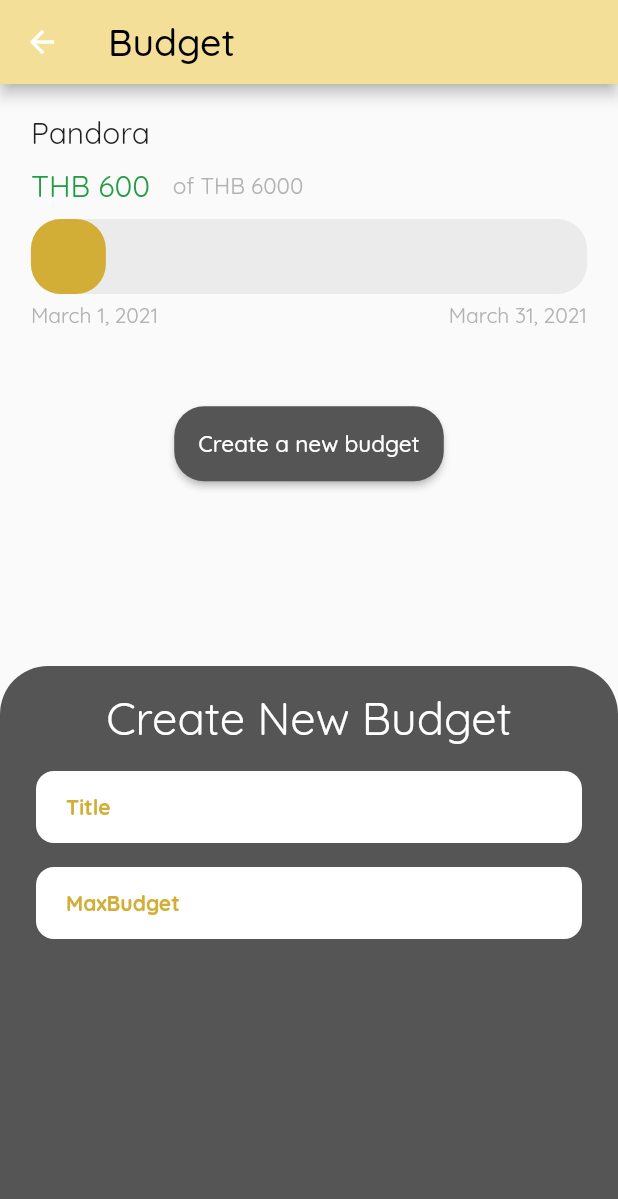
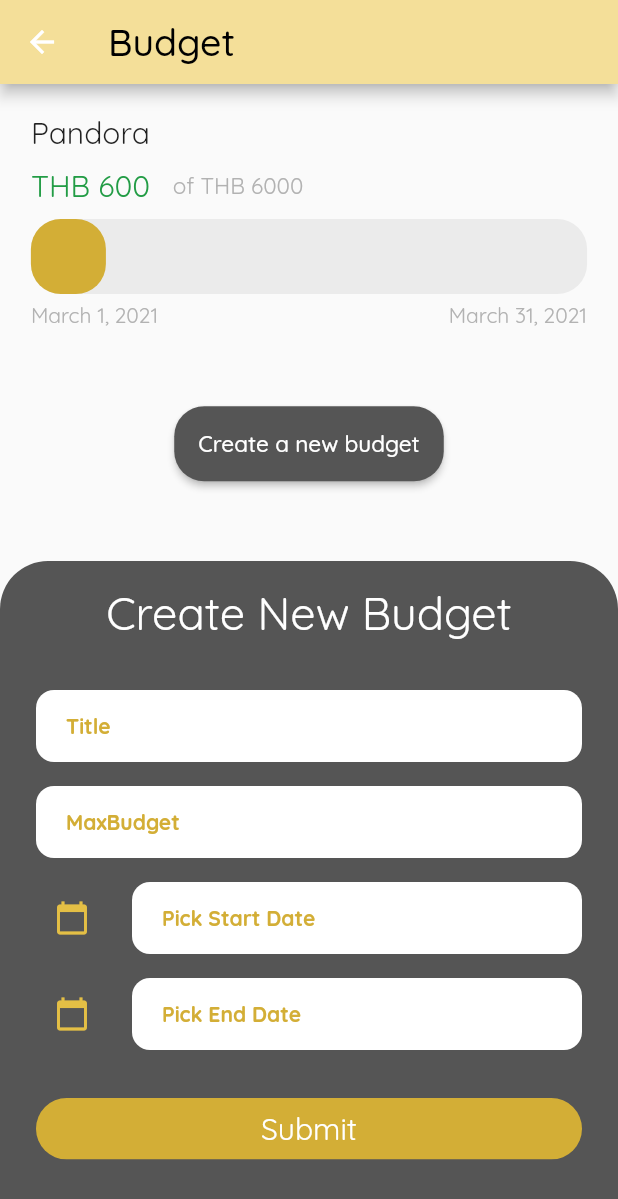
Before and after one commit to GGolfz/Setthi, a Flutter app: the BudgetScreen screen opened directly, after a tap on "Create a new budget", on a phone screen of 412 x 824 dp. Shown: the top 1199 px of the screen. Run offline on Flutter 3.47's test engine with Material 2 defaults, Android fonts, the phone set to English and light mode, and no system bars; our stand-ins replace google_fonts.

Commit message:
[Update] DatePicker

```diff
--- a/lib/screens/budgetScreen.dart
+++ b/lib/screens/budgetScreen.dart
@@ -4,17 +4,19 @@ import 'package:google_fonts/google_fonts.dart';
 import '../config/constants.dart';
 import 'package:setthi/widgets/budget/budgetForm.dart';
 import '../widgets/budget/BudgetItem.dart';
+import '../widgets/budget/models/Budget.dart';
 
 class BudgetScreen extends StatefulWidget {
   static final routeName = '/budget';
 
+
   @override
   _BudgetScreenState createState() => _BudgetScreenState();
 }
-
+final List<Budget> _budget = [];
 Widget _bottomModalContainer(Widget widget) {
- return Container(
-    height: 380,
+  return Container(
+    height: 450,
     width: double.infinity,
     padding: EdgeInsets.symmetric(horizontal: kSizeS * 1.5, vertical: kSizeS),
     decoration: BoxDecoration(
@@ -28,6 +30,13 @@ Widget _bottomModalContainer(Widget widget) {
   );
 }
 
+void _addNewBudget(String title, int maxBudget) {
+  final newBudget = Budget(
+    title: title,
+    maxBudget: maxBudget,
+  );
+}
+
 void _settingModalBottomSheet(context) {
   showModalBottomSheet(
       context: context,
@@ -38,7 +47,7 @@ void _settingModalBottomSheet(context) {
         return Wrap(
           children: [
             _bottomModalContainer(
-              BudgetForm(),
+              BudgetForm(addBudget: _addNewBudget),
             ),
           ],
         );
--- /dev/null
+++ b/lib/widgets/budget/BudgetDatePicker.dart
@@ -0,0 +1,48 @@
+import 'package:flutter/material.dart';
+import 'package:setthi/config/color.dart';
+import 'package:setthi/config/constants.dart';
+import 'package:setthi/config/style.dart';
+
+class BudgetDatePicker extends StatefulWidget {
+  final String title;
+  BudgetDatePicker({@required this.title});
+  @override
+  _BudgetDatePickerState createState() => _BudgetDatePickerState();
+}
+
+class _BudgetDatePickerState extends State<BudgetDatePicker> {
+  DateTime _dateTime;
+  @override
+  Widget build(BuildContext context) {
+    return TextFormField(
+      style: kBody1Gold,
+      decoration: InputDecoration(
+        icon: IconButton(
+          color: kGold400,
+          onPressed: () {
+            showDatePicker(
+                    context: context,
+                    initialDate: DateTime.now(),
+                    firstDate: DateTime(2001),
+                    lastDate: DateTime(2022))
+                .then((date) {
+              setState(() {
+                _dateTime = date;
+              });
+            });
+          },
+          icon: Icon(Icons.calendar_today),
+        ),
+        border: OutlineInputBorder(
+            borderRadius: kBorderRadiusXS * 1.5, borderSide: BorderSide.none),
+        filled: true,
+        fillColor: kNeutralWhite,
+        hintText: _dateTime == null ? widget.title : _dateTime.toString(),
+        hintStyle: kBody1Gold,
+        contentPadding: EdgeInsets.symmetric(
+          horizontal: kSizeS * 1.25,
+        ),
+      ),
+    );
+  }
+}
--- a/lib/widgets/budget/budgetForm.dart
+++ b/lib/widgets/budget/budgetForm.dart
@@ -2,9 +2,13 @@ import 'package:flutter/material.dart';
 import 'package:setthi/config/color.dart';
 import 'package:setthi/config/constants.dart';
 import 'package:setthi/config/style.dart';
+import 'package:setthi/widgets/buttons/primaryButton.dart';
 import '../budget/BudgetTextField.dart';
+import './BudgetDatePicker.dart';
 
 class BudgetForm extends StatefulWidget {
+  final Function addBudget;
+  BudgetForm({@required this.addBudget});
   @override
   _BudgetFormState createState() => _BudgetFormState();
 }
@@ -12,18 +16,22 @@ class BudgetForm extends StatefulWidget {
 class _BudgetFormState extends State<BudgetForm> {
   final _title = TextEditingController();
   final _maxBudget = TextEditingController();
+  void submitData(){
+    widget.addBudget(_title,_maxBudget);
+  }
   @override
   Widget build(BuildContext context) {
     return Scaffold(
       backgroundColor: kNeutral450,
       resizeToAvoidBottomInset: false,
-      body: Form(
+      body: SingleChildScrollView(
+        child: Form(
           child: Column(children: [
             Text(
               'Create New Budget',
               style: kHeadline2White,
             ),
-          kSizedBoxVerticalS,
+            kSizedBoxVerticalM,
             BudgetTextField(
               title: 'Title',
               textEditingController: _title,
@@ -34,7 +42,19 @@ class _BudgetFormState extends State<BudgetForm> {
               textEditingController: _maxBudget,
             ),
             kSizedBoxVerticalS,
+            BudgetDatePicker(
+              title: 'Pick Start Date',
+            ),
+            kSizedBoxVerticalS,
+            BudgetDatePicker(
+              title: 'Pick End Date',
+            ),
+            kSizedBoxVerticalM,
+            PrimaryButton(text: "Submit", onPressed: (){
+              submitData();
+            }),
           ]),
+        ),
       ),
     );
   }
--- /dev/null
+++ b/lib/widgets/budget/models/Budget.dart
@@ -0,0 +1,8 @@
+import 'package:flutter/foundation.dart';
+class Budget{
+  final String title;
+  final int maxBudget;
+  final String startDay;
+  final String endDay;
+  Budget({@required this.title,@required this.maxBudget,@required this.startDay,@required this.endDay});
+}
```
Lines whose indentation alone changed are shown as unchanged.
